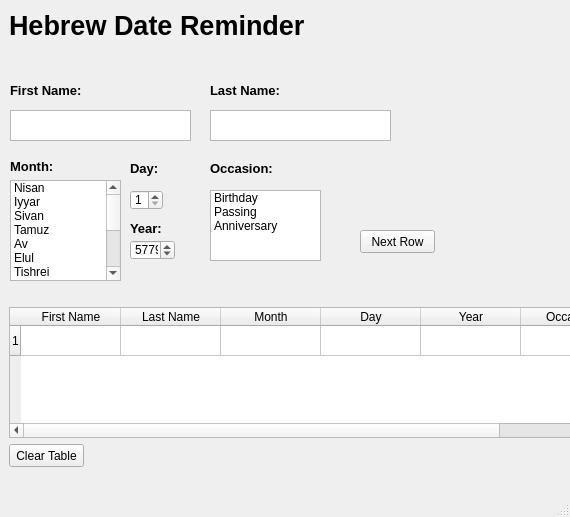
The window that app_gui.ui (roovyshapiro/HebrewDateReminder) describes before a commit, drawn with Qt 5.
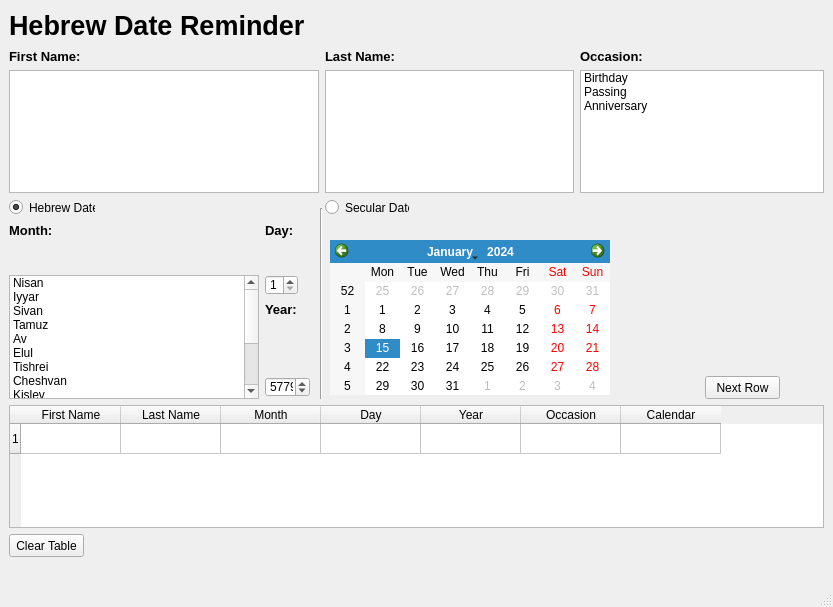
The same window after the commit.

Commit message:
Add radio buttons, calendar selection
Added radio buttons for hebrew and secular dates.
Occasions get filled out automatically.
Calendar column was created based on which radio button was filled out.
Added comments and docstrings.

What changed in the file:
```diff
--- a/app_gui.ui
+++ b/app_gui.ui
@@ -6,8 +6,8 @@
    <rect>
     <x>0</x>
     <y>0</y>
-    <width>570</width>
-    <height>517</height>
+    <width>833</width>
+    <height>607</height>
    </rect>
   </property>
   <property name="windowTitle">
@@ -17,10 +17,10 @@
    <widget class="QListWidget" name="months_list">
     <property name="geometry">
      <rect>
-      <x>10</x>
-      <y>180</y>
-      <width>111</width>
-      <height>101</height>
+      <x>9</x>
+      <y>275</y>
+      <width>250</width>
+      <height>124</height>
      </rect>
     </property>
     <item>
@@ -97,10 +97,10 @@
    <widget class="QListWidget" name="occasion_list">
     <property name="geometry">
      <rect>
-      <x>210</x>
-      <y>190</y>
-      <width>111</width>
-      <height>71</height>
+      <x>580</x>
+      <y>70</y>
+      <width>244</width>
+      <height>123</height>
      </rect>
     </property>
     <item>
@@ -123,9 +123,9 @@
     <property name="geometry">
      <rect>
       <x>9</x>
-      <y>307</y>
-      <width>601</width>
-      <height>131</height>
+      <y>405</y>
+      <width>815</width>
+      <height>123</height>
      </rect>
     </property>
     <row>
@@ -163,12 +163,17 @@
       <string>Occasion</string>
      </property>
     </column>
+    <column>
+     <property name="text">
+      <string>Calendar</string>
+     </property>
+    </column>
    </widget>
    <widget class="QPushButton" name="clear_table">
     <property name="geometry">
      <rect>
       <x>9</x>
-      <y>444</y>
+      <y>534</y>
       <width>75</width>
       <height>23</height>
      </rect>
@@ -180,8 +185,8 @@
    <widget class="QSpinBox" name="day_spin_box">
     <property name="geometry">
      <rect>
-      <x>130</x>
-      <y>190</y>
+      <x>265</x>
+      <y>275</y>
       <width>33</width>
       <height>20</height>
      </rect>
@@ -199,8 +204,8 @@
    <widget class="QPushButton" name="next_row">
     <property name="geometry">
      <rect>
-      <x>360</x>
-      <y>230</y>
+      <x>705</x>
+      <y>376</y>
       <width>75</width>
       <height>23</height>
      </rect>
@@ -232,8 +237,8 @@
    <widget class="QSpinBox" name="year_spin_box">
     <property name="geometry">
      <rect>
-      <x>130</x>
-      <y>240</y>
+      <x>265</x>
+      <y>377</y>
       <width>45</width>
       <height>20</height>
      </rect>
@@ -251,8 +256,8 @@
    <widget class="QLabel" name="label">
     <property name="geometry">
      <rect>
-      <x>130</x>
-      <y>220</y>
+      <x>265</x>
+      <y>301</y>
       <width>36</width>
       <height>16</height>
      </rect>
@@ -271,8 +276,8 @@
    <widget class="QLabel" name="label_2">
     <property name="geometry">
      <rect>
-      <x>130</x>
-      <y>160</y>
+      <x>265</x>
+      <y>222</y>
       <width>30</width>
       <height>16</height>
      </rect>
@@ -291,30 +296,30 @@
    <widget class="QPlainTextEdit" name="first_name">
     <property name="geometry">
      <rect>
-      <x>10</x>
-      <y>110</y>
-      <width>181</width>
-      <height>31</height>
+      <x>9</x>
+      <y>70</y>
+      <width>310</width>
+      <height>123</height>
      </rect>
     </property>
    </widget>
    <widget class="QPlainTextEdit" name="last_name">
     <property name="geometry">
      <rect>
-      <x>210</x>
-      <y>110</y>
-      <width>181</width>
-      <height>31</height>
+      <x>325</x>
+      <y>70</y>
+      <width>249</width>
+      <height>123</height>
      </rect>
     </property>
    </widget>
    <widget class="QLabel" name="label_3">
     <property name="geometry">
      <rect>
-      <x>10</x>
-      <y>80</y>
-      <width>71</width>
-      <height>21</height>
+      <x>9</x>
+      <y>48</y>
+      <width>72</width>
+      <height>16</height>
      </rect>
     </property>
     <property name="font">
@@ -331,10 +336,10 @@
    <widget class="QLabel" name="label_4">
     <property name="geometry">
      <rect>
-      <x>210</x>
-      <y>80</y>
-      <width>71</width>
-      <height>21</height>
+      <x>325</x>
+      <y>48</y>
+      <width>72</width>
+      <height>16</height>
      </rect>
     </property>
     <property name="font">
@@ -351,10 +356,10 @@
    <widget class="QLabel" name="label_5">
     <property name="geometry">
      <rect>
-      <x>10</x>
-      <y>160</y>
+      <x>9</x>
+      <y>222</y>
       <width>46</width>
-      <height>13</height>
+      <height>16</height>
      </rect>
     </property>
     <property name="font">
@@ -371,9 +376,9 @@
    <widget class="QLabel" name="label_6">
     <property name="geometry">
      <rect>
-      <x>210</x>
-      <y>160</y>
-      <width>71</width>
+      <x>580</x>
+      <y>48</y>
+      <width>62</width>
       <height>16</height>
      </rect>
     </property>
@@ -388,6 +393,58 @@
      <string>Occasion:</string>
     </property>
    </widget>
+   <widget class="QCalendarWidget" name="secular_calendar">
+    <property name="geometry">
+     <rect>
+      <x>330</x>
+      <y>240</y>
+      <width>280</width>
+      <height>155</height>
+     </rect>
+    </property>
+   </widget>
+   <widget class="Line" name="line">
+    <property name="geometry">
+     <rect>
+      <x>311</x>
+      <y>208</y>
+      <width>21</width>
+      <height>191</height>
+     </rect>
+    </property>
+    <property name="orientation">
+     <enum>Qt::Vertical</enum>
+    </property>
+   </widget>
+   <widget class="QRadioButton" name="hebrew_date_btn">
+    <property name="geometry">
+     <rect>
+      <x>9</x>
+      <y>199</y>
+      <width>86</width>
+      <height>17</height>
+     </rect>
+    </property>
+    <property name="text">
+     <string>Hebrew Date</string>
+    </property>
+    <property name="checked">
+     <bool>true</bool>
+    </property>
+   </widget>
+   <widget class="QRadioButton" name="secular_date_btn">
+    <property name="geometry">
+     <rect>
+      <x>325</x>
+      <y>199</y>
+      <width>84</width>
+      <height>17</height>
+     </rect>
+    </property>
+    <property name="text">
+     <string>Secular Date</string>
+    </property>
+   </widget>
   </widget>
   <widget class="QMenuBar" name="menubar">
    <property name="geometry">
```
Left out of the diff: 2 changed lines with no effect on the pictures. The commit also changes 1 other file.
